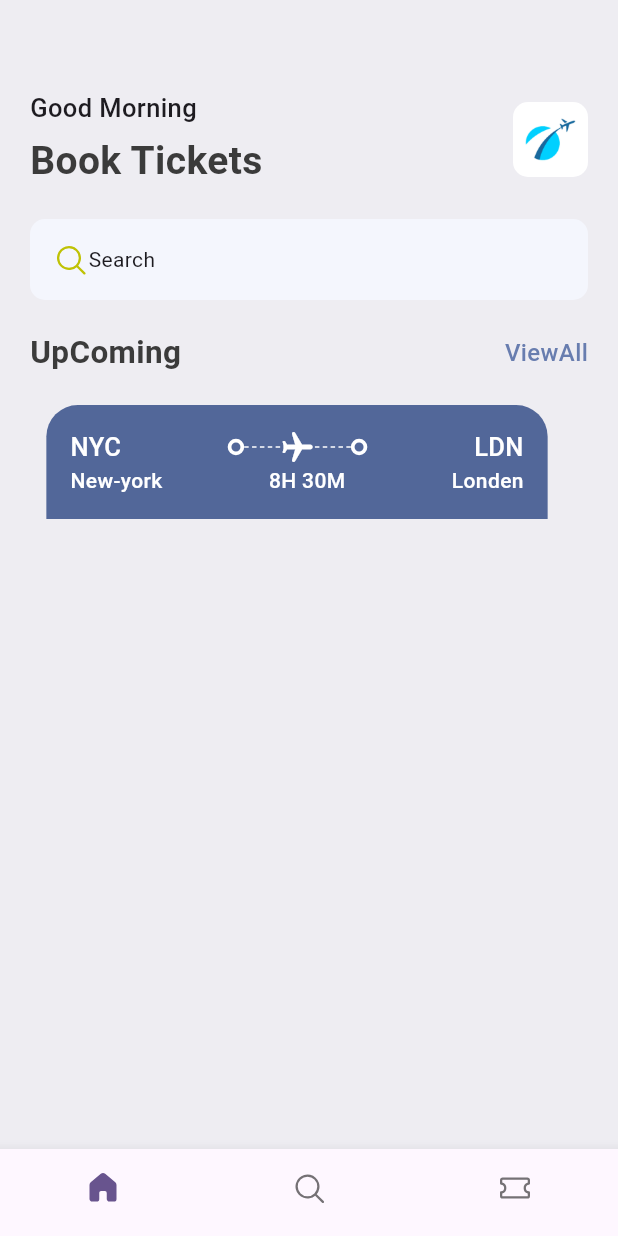
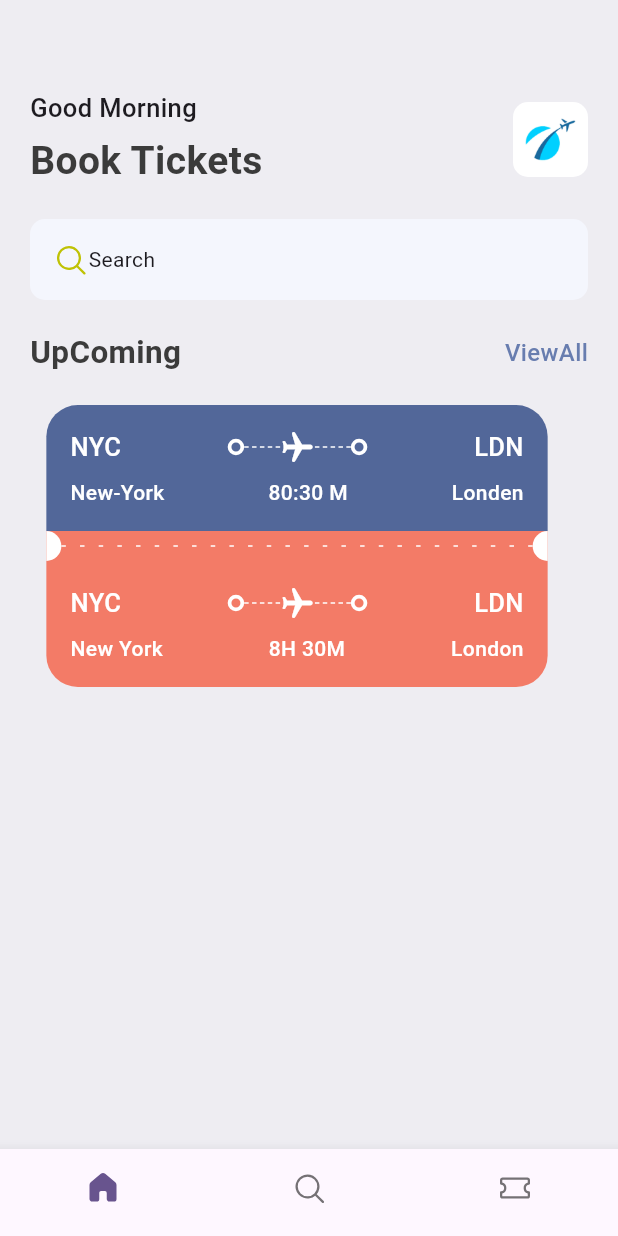
Before and after one commit to habibagamal23/flutter_ticket_basic_app, a Flutter app: the screen it shows after launch, on a phone screen of 412 x 824 dp. Run offline on Flutter 3.47's test engine with Material 3 defaults, Android fonts, the phone set to English and light mode, and no system bars; our stand-ins replace fluentui_icons.

Commit message:
ticket widget

```diff
--- /dev/null
+++ b/lib/presention/widget/ticket_view/container_with_line.dart
@@ -0,0 +1,44 @@
+
+
+import 'package:flutter/material.dart';
+
+import 'custom_layout_builder.dart';
+
+class ContainerWithLine extends StatelessWidget {
+  const ContainerWithLine({super.key});
+
+  @override
+  Widget build(BuildContext context) {
+    return Row(
+      children: [
+        SizedBox(
+          height: 20,
+          width: 10,
+          child: const DecoratedBox(
+            decoration: BoxDecoration(
+                color: Colors.white,
+                borderRadius: const BorderRadius.only(
+                    topRight: Radius.circular(10),
+                    bottomRight: Radius.circular(10)
+                )
+            ),
+          ),
+        ),
+        Expanded(child: CoustmomLayoutBuilder(randomdivider: 12,)),
+        SizedBox(
+          height: 20,
+          width: 10,
+          child: const DecoratedBox(
+            decoration: BoxDecoration(
+                color: Colors.white,
+                borderRadius: const BorderRadius.only(
+                    topLeft: Radius.circular(10),
+                    bottomLeft: Radius.circular(10)
+                )
+            ),
+          ),
+        ),
+      ],
+    );
+  }
+}
--- /dev/null
+++ b/lib/presention/widget/ticket_view/ticket_blue.dart
@@ -0,0 +1,82 @@
+import 'package:flutter/material.dart';
+import 'package:ticket_app/consatnt/app_style.dart';
+
+import 'big_dot.dart';
+import 'custom_layout_builder.dart';
+
+class TicketBlue extends StatelessWidget {
+  final String firstCountryName;
+  final String distance;
+  final String secCountryName;
+  final String firstCountryLetter;
+  final String secCountryLetter;
+
+  const TicketBlue({required this.firstCountryLetter , required this.firstCountryName , required this.distance, required this.secCountryLetter, required this.secCountryName});
+
+  @override
+  Widget build(BuildContext context) {
+    return Column(
+      children: [
+        // First line with icon
+        Row(
+          children: [
+            Text(
+              firstCountryLetter,
+              style: AppStyle.headLineStyle3.copyWith(color: Colors.white),
+            ),
+            const Spacer(),
+            const Bigdot(),
+            Expanded(
+              child: Stack(
+                children: [
+                  const SizedBox(
+                    height: 24,
+                    child: CoustmomLayoutBuilder(randomdivider: 5),
+                  ),
+                  Center(
+                    child: Transform.rotate(
+                      angle: 1.57, // 90 degrees in radians
+                      child: const Icon(
+                        Icons.airplanemode_active_rounded,
+                        color: Colors.white,
+                      ),
+                    ),
+                  ),
+                ],
+              ),
+            ),
+            const Bigdot(),
+            const Spacer(),
+            Text(
+             secCountryLetter,
+              style: AppStyle.headLineStyle3.copyWith(color: Colors.white),
+            ),
+          ],
+        ),
+        const SizedBox(height: 8), // Add some space between the rows
+
+        // Second line with just text
+        Row(
+          children: [
+            Text(
+              firstCountryName,
+              style: AppStyle.headLineStyle4.copyWith(color: Colors.white),
+            ),
+            const Spacer(),
+            Text(
+              distance,
+              style: AppStyle.headLineStyle4.copyWith(color: Colors.white),
+            ),
+            const Spacer(),
+            Text(
+             secCountryName,
+    textAlign : TextAlign.end,
+              style: AppStyle.headLineStyle4.copyWith(color: Colors.white ),
+
+            ),
+          ],
+        ),
+      ],
+    );
+  }
+}
--- /dev/null
+++ b/lib/presention/widget/ticket_view/ticket_orange.dart
@@ -0,0 +1,74 @@
+import 'package:flutter/material.dart';
+
+import '../../../consatnt/app_style.dart';
+import 'big_dot.dart';
+import 'custom_layout_builder.dart';
+
+class TicketOrange extends StatelessWidget {
+  const TicketOrange({super.key});
+
+  @override
+  Widget build(BuildContext context) {
+    return Column(
+      children: [
+        // First line with icon
+        Row(
+          children: [
+            Text(
+              "NYC",
+              style: AppStyle.headLineStyle3.copyWith(color: Colors.white),
+            ),
+            const Spacer(),
+            const Bigdot(),
+            Expanded(
+              child: Stack(
+                children: [
+                  const SizedBox(
+                    height: 24,
+                    child: CoustmomLayoutBuilder(randomdivider: 5),
+                  ),
+                  Center(
+                    child: Transform.rotate(
+                      angle: 1.57, // 90 degrees in radians
+                      child: const Icon(
+                        Icons.airplanemode_active_rounded,
+                        color: Colors.white,
+                      ),
+                    ),
+                  ),
+                ],
+              ),
+            ),
+            const Bigdot(),
+            const Spacer(),
+            Text(
+              "LDN",
+              style: AppStyle.headLineStyle3.copyWith(color: Colors.white),
+            ),
+          ],
+        ),
+        const SizedBox(height: 8), // Add some space between the rows
+
+        // Second line with just text
+        Row(
+          children: [
+            Text(
+              "New York",
+              style: AppStyle.headLineStyle4.copyWith(color: Colors.white),
+            ),
+            const Spacer(),
+            Text(
+              "8H 30M",
+              style: AppStyle.headLineStyle4.copyWith(color: Colors.white),
+            ),
+            const Spacer(),
+            Text(
+              "London",
+              style: AppStyle.headLineStyle4.copyWith(color: Colors.white),
+            ),
+          ],
+        ),
+      ],
+    );
+  }
+}
--- a/lib/presention/widget/ticket_view/ticket_view.dart
+++ b/lib/presention/widget/ticket_view/ticket_view.dart
@@ -1,9 +1,10 @@
 import 'package:flutter/cupertino.dart';
 import 'package:flutter/material.dart';
+import 'package:ticket_app/presention/widget/ticket_view/ticket_blue.dart';
 
 import '../../../consatnt/app_style.dart';
-import 'big_dot.dart';
-import 'custom_layout_builder.dart';
+import 'container_with_line.dart';
+import 'ticket_orange.dart';
 
 class TicketView extends StatelessWidget {
   const TicketView({super.key});
@@ -13,80 +14,46 @@ class TicketView extends StatelessWidget {
     final size = MediaQuery.of(context).size;
     return SizedBox(
       width: size.width * 0.85,
-      height: 179,
+      height: 199,
       child: Column(
         children: [
+          // Blue Ticket Part
           Container(
             margin: const EdgeInsets.only(right: 16),
-            child: Container(
-              padding: const EdgeInsets.all(16),
-              decoration: BoxDecoration(
-                  color: AppStyle.ticketBlue,
-                  borderRadius:const  BorderRadius.only(
-                      topLeft: Radius.circular(21),
-                      topRight: Radius.circular(21))),
-              child: Column(
-                children: [
-                  //first line with icon
-                  Row(
-                    children: [
-                      Text(
-                        "NYC",
-                        style: AppStyle.headLineStyle3
-                            .copyWith(color: Colors.white),
-                      ),
-                      Expanded(child: Container()),
-                      const Bigdot(),
-                      Expanded(
-                          child: Stack(
-                        children: [
-                          const SizedBox(
-                            height: 24,
-                            child: CoustmomLayoutBuilder(randomdivider: 5),
-                          ),
-                          Center(
-                              child: Transform.rotate(
-                                  angle: 1.57,
-                                  child: const Icon(
-                                    Icons.airplanemode_active_rounded,
-                                    color: Colors.white,
-                                  )))
-                        ],
-                      )),
-                      const Bigdot(),
-                      Expanded(child: Container()),
-                      Text(
-                        "LDN",
-                        style: AppStyle.headLineStyle3
-                            .copyWith(color: Colors.white),
-                      )
-                    ],
-                  ),
-                  //second line just text
-                  Row(
-                    children: [
-                      Text(
-                        "New-york",
-                        style: AppStyle.headLineStyle4
-                            .copyWith(color: Colors.white),
-                      ),
-                      Expanded(child: Container()),
-                      Text(
-                        "8H 30M",
-                        style: AppStyle.headLineStyle4
-                            .copyWith(color: Colors.white),
-                      ),
-                      Expanded(child: Container()),
-                      Text(
-                        "Londen",
-                        style: AppStyle.headLineStyle4
-                            .copyWith(color: Colors.white),
-                      )
-                    ],
-                  ),
-                ],
+            padding: const EdgeInsets.all(16),
+            decoration: BoxDecoration(
+              color: AppStyle.ticketBlue,
+              borderRadius: const BorderRadius.only(
+                topLeft: Radius.circular(21),
+                topRight: Radius.circular(21),
               ),
             ),
+            child: const TicketBlue(firstCountryLetter: 'NYC',
+              firstCountryName: 'New-York', distance: '80:30 M',
+              secCountryLetter: 'LDN', secCountryName: 'Londen',),
+          ),
+
+          // Container with Line Part
+          Container(
+            margin: const EdgeInsets.only(right: 16),
+            decoration: BoxDecoration(
+              color: AppStyle.ticketOrange,
+            ),
+            child: const ContainerWithLine(),
+          ),
+
+          // Orange Ticket Part
+          Container(
+            margin: const EdgeInsets.only(right: 16),
+            padding: const EdgeInsets.all(16),
+            decoration: BoxDecoration(
+              color: AppStyle.ticketOrange,
+              borderRadius: const BorderRadius.only(
+                bottomLeft: Radius.circular(21),
+                bottomRight: Radius.circular(21),
+              ),
+            ),
+            child: const TicketOrange(),
           ),
         ],
       ),
```
Also changed, not shown: lib/presention/Home/screens/all_tickets.dart (added).
